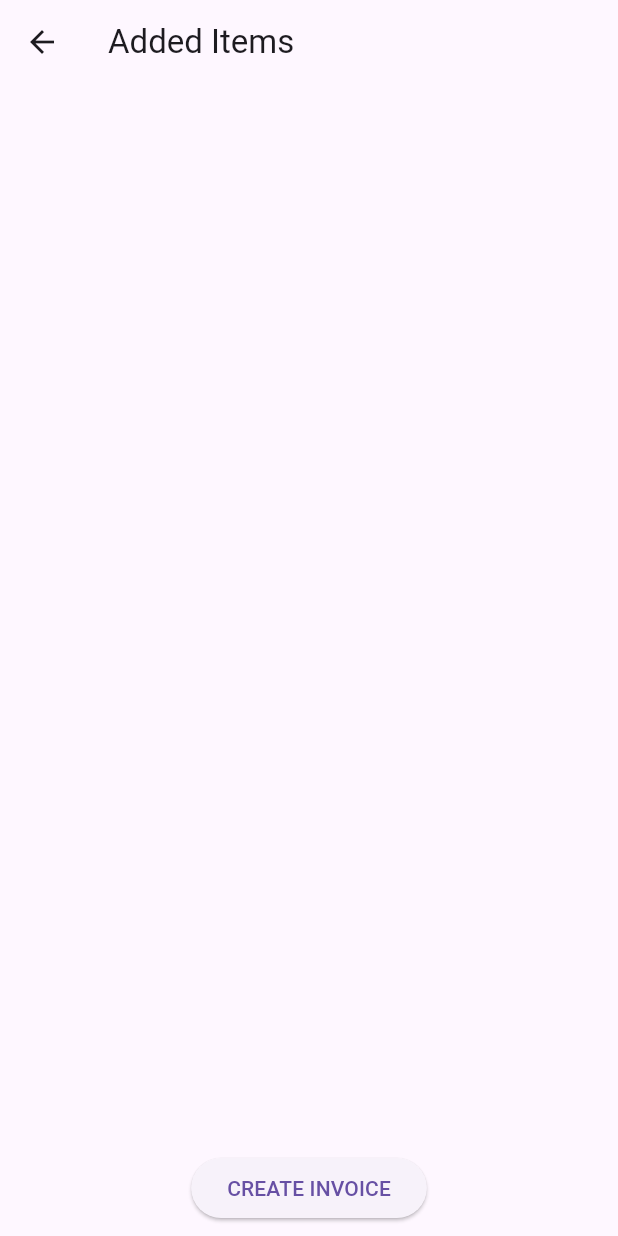
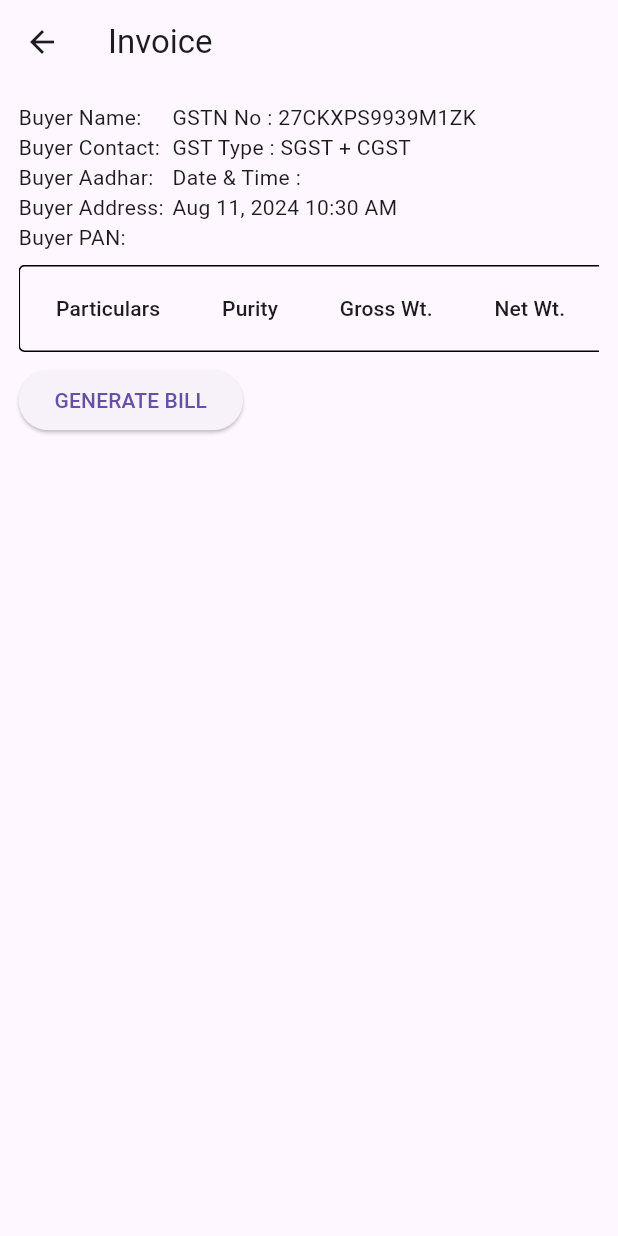
Before and after one commit to viki1801/sudhir_jwel_billing, a Flutter app: the AddItemPage screen opened directly with empty values, after a tap on "CREATE INVOICE", on a phone screen of 412 x 824 dp. Run offline on Flutter 3.47's test engine with Material 3 defaults, Android fonts, the phone set to English and light mode, and no system bars; our stand-ins replace image_picker, pdf, permission_handler, printing.

Commit message:
- Work is continue on invoice

```diff
--- /dev/null
+++ b/devtools_options.yaml
@@ -0,0 +1,3 @@
+description: This file stores settings for Dart & Flutter DevTools.
+documentation: https://docs.flutter.dev/tools/devtools/extensions#configure-extension-enablement-states
+extensions:
--- a/lib/Added Items/Added_items_page.dart
+++ b/lib/Added Items/Added_items_page.dart
@@ -5,11 +5,26 @@ import 'package:sudhir_jwel_billing/model/billing_item.dart';
 import 'package:sudhir_jwel_billing/Added%20Items/added_item_tile.dart';
 
 import '../Custom Widgets/stepper_textfield.dart';
+import '../Invoice/invoice_paage.dart';
 
 class AddItemPage extends StatefulWidget {
   final List<BillingItem> billingItems;
+  final String buyerName;
+  final String buyerContact;
+  final String buyerAdhar;
+  final String buyerAddress;
+  final String buyerPan;
 
-  const AddItemPage({Key? key, required this.billingItems}) : super(key: key);
+
+  const AddItemPage({
+    super.key,
+    required this.billingItems,
+    required this.buyerName,
+    required this.buyerContact,
+    required this.buyerAdhar,
+    required this.buyerAddress,
+    required this.buyerPan
+  });
 
   @override
   State<AddItemPage> createState() => _AddItemPageState();
@@ -39,10 +54,20 @@ class _AddItemPageState extends State<AddItemPage> {
       appBar: AppBar(
         title: const Text("Added Items"),
       ),
-      body: Column(
+      body: Padding(
+        padding: const EdgeInsets.all(8.0),
+        child: Column(
+          crossAxisAlignment: CrossAxisAlignment.start,
           children: [
+            // Display buyer details and billing items
+            Text("Buyer Name : ${widget.buyerName}"),
+            Text("Buyer Contact : ${widget.buyerContact}"),
+            Text("Buyer Aadhar : ${widget.buyerAdhar}"),
+            Text("Buyer Address : ${widget.buyerAddress}"),
+            Text("Buyer PAN : ${widget.buyerPan}"),
+            Divider(thickness: 1.0,),
             Expanded(
-            child: AddedItem(
+              child: AddedItemTile(
                 billingItems: widget.billingItems,
                 onDeleteItem: _deleteItem,
                 onEditItem: _editItem,
@@ -52,12 +77,26 @@ class _AddItemPageState extends State<AddItemPage> {
               padding: const EdgeInsets.all(8.0),
               child: ElevatedButton(
                 onPressed: () {
-                // Handle Create Invoice action
+                  Navigator.push(
+                    context,
+                    MaterialPageRoute(
+                      builder: (context) => InvoicePage(
+                        billingItems: _billingItems,
+                        buyerName: widget.buyerName,
+                        buyerContact: widget.buyerContact,
+                        buyerAdhar: widget.buyerAdhar,
+                        buyerAddress: widget.buyerAddress,
+                        buyerPan: widget.buyerPan,
+                      ),
+                    ),
+                  );
                 },
                 child: const Text("CREATE INVOICE"),
               ),
+
             ),
           ],
+        ),
       ),
     );
   }
--- /dev/null
+++ b/lib/Invoice/invoice_paage.dart
@@ -0,0 +1,328 @@
+import 'dart:io';
+import 'dart:math';
+import 'package:flutter/material.dart';
+import 'package:path_provider/path_provider.dart';
+import 'package:pdf/pdf.dart';
+import 'package:pdf/widgets.dart' as pw;
+import 'package:permission_handler/permission_handler.dart';
+import 'package:printing/printing.dart';
+import 'package:intl/intl.dart'; // Add this import for date formatting
+import 'package:sudhir_jwel_billing/model/billing_item.dart';
+
+class InvoicePage extends StatelessWidget {
+  final List<BillingItem> billingItems;
+  final String buyerName;
+  final String buyerContact;
+  final String buyerAdhar;
+  final String buyerAddress;
+  final String buyerPan;
+
+  const InvoicePage({
+    super.key,
+    required this.billingItems,
+    required this.buyerName,
+    required this.buyerContact,
+    required this.buyerAdhar,
+    required this.buyerAddress,
+    required this.buyerPan,
+  });
+
+  // Generate a shorter unique invoice number
+  String generateInvoiceNumber() {
+    final timestamp = DateTime.now();
+    final random = Random();
+    final randomSuffix = random.nextInt(1000).toString().padLeft(3, '0');
+    final formattedDate = DateFormat('yyMMdd').format(timestamp); // Format date as YYMMDD
+    return '$formattedDate-$randomSuffix';
+  }
+
+  // Format date/time to 12-hour format
+  String formatDateTime(DateTime dateTime) {
+    return DateFormat('MMM d, yyyy h:mm a ').format(dateTime); // Example: Aug 11, 2024 3:45 PM
+  }
+
+  Future<void> requestPermissions() async {
+    final status = await [
+      Permission.storage,
+      Permission.manageExternalStorage, // For Android 11 and later
+    ].request();
+
+    if (status[Permission.storage]!.isGranted &&
+        status[Permission.manageExternalStorage]!.isGranted) {
+      print('Permissions granted');
+    } else {
+      print('Permissions denied');
+    }
+  }
+
+  @override
+  Widget build(BuildContext context) {
+    final mediaQuery = MediaQuery.of(context);
+    final screenWidth = mediaQuery.size.width;
+    final screenHeight = mediaQuery.size.height;
+
+    final double imageWidth = screenWidth * 0.4;
+    final double imageHeight = screenHeight * 0.12;
+    final double spacing = screenHeight * 0.01;
+
+    return Scaffold(
+      appBar: AppBar(
+        title: const Text("Invoice"),
+      ),
+      body: SingleChildScrollView(
+        child: Padding(
+          padding: EdgeInsets.all(screenWidth * 0.03),
+          child: Column(
+            crossAxisAlignment: CrossAxisAlignment.start,
+            children: [
+              Row(
+                crossAxisAlignment: CrossAxisAlignment.start,
+                children: [
+                  Column(
+                    crossAxisAlignment: CrossAxisAlignment.start,
+                    children: [
+                      Text("Buyer Name: $buyerName"),
+                      Text("Buyer Contact: $buyerContact"),
+                      Text("Buyer Aadhar: $buyerAdhar"),
+                      Text("Buyer Address: $buyerAddress"),
+                      Text("Buyer PAN: $buyerPan"),
+                      SizedBox(height: spacing),
+                    ],
+                  ),
+                  SizedBox(width: 2,),
+                  Column(
+                    crossAxisAlignment: CrossAxisAlignment.start,
+                    children: [
+                      Text("GSTN No : 27CKXPS9939M1ZK"),
+                      Text("GST Type : SGST + CGST"),
+                      Text("Date & Time : \n${formatDateTime(DateTime.now())}")
+                    ],
+                  )
+                ],
+              ),
+              SingleChildScrollView(
+                scrollDirection: Axis.horizontal,
+                child: Container(
+                  decoration: BoxDecoration(
+                    border: Border.all(color: Colors.black, width: 1.0),
+                    borderRadius: BorderRadius.circular(4.0),
+                  ),
+                  child: DataTable(
+                    columnSpacing: screenWidth * 0.1,
+                    dataRowMaxHeight: screenHeight * 0.2,
+                    columns: const [
+                      DataColumn(label: Text('Particulars')),
+                      DataColumn(label: Text('Purity')),
+                      DataColumn(label: Text('Gross Wt.')),
+                      DataColumn(label: Text('Net Wt.')),
+                      DataColumn(label: Text('Rate [ Per Gm ]')),
+                      DataColumn(label: Text('Other Charges')),
+                      DataColumn(label: Text('Making')),
+                      DataColumn(label: Text('GST')),
+                      DataColumn(label: Text('Total At.')),
+                      DataColumn(label: Text('Gross At.')),
+                    ],
+                    rows: [
+                      for (var item in billingItems)
+                        DataRow(cells: [
+                          DataCell(
+                            Column(
+                              crossAxisAlignment: CrossAxisAlignment.start,
+                              children: [
+                                Text('Item name : ${item.itemName}'),
+                                SizedBox(height: spacing),
+                                SizedBox(
+                                  width: imageWidth,
+                                  height: imageHeight,
+                                  child: Image.file(
+                                    File(item.itemImage),
+                                    width: imageWidth,
+                                    height: imageHeight,
+                                    fit: BoxFit.cover,
+                                    errorBuilder: (context, error, stackTrace) {
+                                      return Icon(Icons.error, size: imageWidth);
+                                    },
+                                  ),
+                                ),
+                                SizedBox(height: spacing),
+                                Text('Pcs : ${item.itemPcs.toString()}'),
+                                SizedBox(height: spacing),
+                              ],
+                            ),
+                          ),
+                          DataCell(Text(item.itemPurity)),
+                          DataCell(Text(item.itemGrossWeight.toString())),
+                          DataCell(Text(item.itemNetWeight.toString())),
+                          DataCell(Text(item.ratePerGram.toString())),
+                          DataCell(Text(item.otherCharges.toString())),
+                          DataCell(Text(item.labourCharges.toString())),
+                          DataCell(Text(item.gstCharges.toString())),
+                          DataCell(Text("${item.itemPrice + item.otherCharges}")),
+                          DataCell(Text("${item.grossAmount + item.otherCharges}")),
+                        ]),
+                    ],
+                  ),
+                ),
+              ),
+              SizedBox(height: spacing),
+              ElevatedButton(
+                onPressed: () {
+                  _generateAndSharePdf(context);
+                },
+                child: Text("GENERATE BILL"),
+              ),
+            ],
+          ),
+        ),
+      ),
+    );
+  }
+
+  Future<void> _generateAndSharePdf(BuildContext context) async {
+    final invoiceNumber = generateInvoiceNumber(); // Generate a unique invoice number
+    final pdf = pw.Document();
+
+    pdf.addPage(
+      pw.Page(
+        build: (pw.Context context) {
+          return pw.Column(
+            crossAxisAlignment: pw.CrossAxisAlignment.start,
+            children: [
+              pw.Text("Invoice #$invoiceNumber", style: pw.TextStyle(fontSize: 24, fontWeight: pw.FontWeight.bold)),
+              pw.SizedBox(height: 20),
+              pw.Text("Buyer Name: $buyerName"),
+              pw.Text("Buyer Contact: $buyerContact"),
+              pw.Text("Buyer Aadhar: $buyerAdhar"),
+              pw.Text("Buyer Address: $buyerAddress"),
+              pw.Text("Buyer PAN: $buyerPan"),
+              pw.SizedBox(height: 20),
+              pw.Text("GSTN No : 27CKXPS9939M1ZK"),
+              pw.Text("GST Type : SGST + CGST"),
+              pw.Text("Date & Time : \n${formatDateTime(DateTime.now())}"),
+              pw.SizedBox(height: 20),
+              pw.Table(
+                border: pw.TableBorder.all(),
+                children: [
+                  pw.TableRow(
+                    children: [
+                      pw.Padding(
+                        padding: pw.EdgeInsets.all(2),
+                        child: pw.Text('Particulars', style: pw.TextStyle(fontSize: 5,fontWeight: pw.FontWeight.bold)),
+                      ),
+                      pw.Padding(
+                        padding: pw.EdgeInsets.all(2),
+                        child: pw.Text('Purity', style: pw.TextStyle(fontSize: 5,fontWeight: pw.FontWeight.bold)),
+                      ),
+                      pw.Padding(
+                        padding: pw.EdgeInsets.all(2),
+                        child: pw.Text('Gross Wt.', style: pw.TextStyle(fontSize: 5,fontWeight: pw.FontWeight.bold)),
+                      ),
+                      pw.Padding(
+                        padding: pw.EdgeInsets.all(2),
+                        child: pw.Text('Net Wt.', style: pw.TextStyle(fontSize: 5,fontWeight: pw.FontWeight.bold)),
+                      ),
+                      pw.Padding(
+                        padding: pw.EdgeInsets.all(2),
+                        child: pw.Text('Rate [ Per Gm ]', style: pw.TextStyle(fontSize: 5,fontWeight: pw.FontWeight.bold)),
+                      ),
+                      pw.Padding(
+                        padding: pw.EdgeInsets.all(2),
+                        child: pw.Text('Other Charges', style: pw.TextStyle(fontSize: 5,fontWeight: pw.FontWeight.bold)),
+                      ),
+                      pw.Padding(
+                        padding: pw.EdgeInsets.all(2),
+                        child: pw.Text('Making', style: pw.TextStyle(fontSize: 5,fontWeight: pw.FontWeight.bold)),
+                      ),
+                      pw.Padding(
+                        padding: pw.EdgeInsets.all(2),
+                        child: pw.Text('GST', style: pw.TextStyle(fontSize: 5,fontWeight: pw.FontWeight.bold)),
+                      ),
+                      pw.Padding(
+                        padding: pw.EdgeInsets.all(2),
+                        child: pw.Text('Total At.', style: pw.TextStyle(fontSize: 5,fontWeight: pw.FontWeight.bold)),
+                      ),
+                      pw.Padding(
+                        padding: pw.EdgeInsets.all(2),
+                        child: pw.Text('Gross At.', style: pw.TextStyle(fontSize: 5,fontWeight: pw.FontWeight.bold)),
+                      ),
+                    ],
+                  ),
+                  for (var item in billingItems)
+                    pw.TableRow(
+                      children: [
+                        pw.Padding(
+                          padding: pw.EdgeInsets.all(2),
+                          child: pw.Column(
+                            crossAxisAlignment: pw.CrossAxisAlignment.start,
+                            children: [
+                              pw.Text('Item name : ${item.itemName}', style: pw.TextStyle(fontSize: 5)),
+                              pw.SizedBox(height: 2),
+                              pw.Image(
+                                pw.MemoryImage(File(item.itemImage).readAsBytesSync()),
+                                width: 100,
+                                height: 50,
+                                fit: pw.BoxFit.cover,
+                              ),
+                              pw.SizedBox(height: 2),
+                              pw.Text('Pcs : ${item.itemPcs}', style: pw.TextStyle(fontSize: 5)),
+                            ],
+                          ),
+                        ),
+                        pw.Padding(
+                          padding: pw.EdgeInsets.all(2),
+                          child: pw.Text(item.itemPurity, style: pw.TextStyle(fontSize: 5)),
+                        ),
+                        pw.Padding(
+                          padding: pw.EdgeInsets.all(2),
+                          child: pw.Text(item.itemGrossWeight.toString(), style: pw.TextStyle(fontSize: 5)),
+                        ),
+                        pw.Padding(
+                          padding: pw.EdgeInsets.all(2),
+                          child: pw.Text(item.itemNetWeight.toString(), style: pw.TextStyle(fontSize: 5)),
+                        ),
+                        pw.Padding(
+                          padding: pw.EdgeInsets.all(2),
+                          child: pw.Text(item.ratePerGram.toString(), style: pw.TextStyle(fontSize: 5)),
+                        ),
+                        pw.Padding(
+                          padding: pw.EdgeInsets.all(2),
+                          child: pw.Text(item.otherCharges.toString(), style: pw.TextStyle(fontSize: 5)),
+                        ),
+                        pw.Padding(
+                          padding: pw.EdgeInsets.all(2),
+                          child: pw.Text(item.labourCharges.toString(), style: pw.TextStyle(fontSize: 5)),
+                        ),
+                        pw.Padding(
+                          padding: pw.EdgeInsets.all(2),
+                          child: pw.Text(item.gstCharges.toString(), style: pw.TextStyle(fontSize: 5)),
+                        ),
+                        pw.Padding(
+                          padding: pw.EdgeInsets.all(2),
+                          child: pw.Text("${item.itemPrice + item.otherCharges}", style: pw.TextStyle(fontSize: 5)),
+                        ),
+                        pw.Padding(
+                          padding: pw.EdgeInsets.all(2),
+                          child: pw.Text("${item.grossAmount + item.otherCharges}", style: pw.TextStyle(fontSize: 5)),
+                        ),
+                      ],
+                    ),
+                ],
+              ),
+            ],
+          );
+        },
+      ),
+    );
+
+    // Save and share the PDF
+    await requestPermissions();
+    final output = await getExternalStorageDirectory();
+    final file = File("${output!.path}/invoice_$invoiceNumber.pdf");
+    await file.writeAsBytes(await pdf.save());
+
+    Printing.sharePdf(
+      bytes: await pdf.save(),
+      filename: 'invoice_$invoiceNumber.pdf',
+    );
+  }
+}
--- a/lib/Stepper forms/verify_payment_form.dart
+++ b/lib/Stepper forms/verify_payment_form.dart
@@ -62,7 +62,7 @@ class VerifyPayment extends StatelessWidget {
           Text("Subtract Mod Price: $subtractModPrice"),
           Text("Labour Charges: ${labourCharges.toStringAsFixed(2)}"),
           Text("GST charges: ${gstCharges.toStringAsFixed(2)}"),
-          Text("Total Amount: ${totalAmount.toStringAsFixed(2)}"),
+          Text("Item At + GST: ${totalAmount.toStringAsFixed(2)}"),
         ],
       ),
     );
--- a/lib/stepper_page.dart
+++ b/lib/stepper_page.dart
@@ -89,6 +89,11 @@ class _StepperPageState extends State<StepperPage> {
       MaterialPageRoute(
         builder: (context) => AddItemPage(
           billingItems: billingItems,
+          buyerName: nameController.text,
+          buyerContact: contactController.text,
+          buyerAdhar: adharController.text,
+          buyerAddress: addController.text,
+          buyerPan: panController.text,
         ),
       ),
     );
```
Also changed, not shown: lib/Added Items/added_item_tile.dart (+9 -9 lines), lib/Invoice/generatePDF.dart (added, +175 -0 lines), pubspec.yaml (+8 -3 lines), pubspec.lock, 5 other files. Lines whose indentation alone changed are shown as unchanged.
